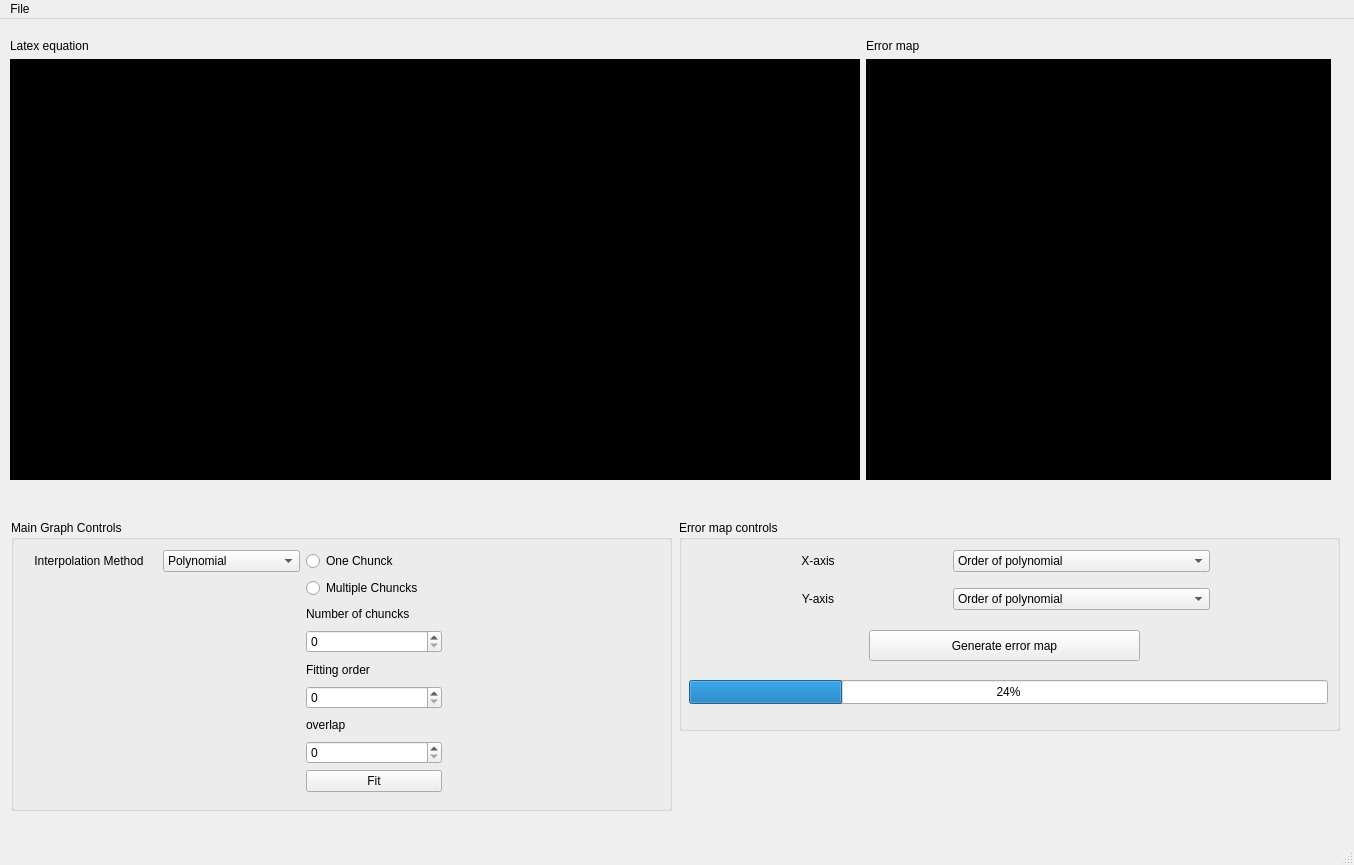
First picture: the form in GUI.ui, repository SandraAdel/Signal-Interpolation-and-Curve-Fitting-Accuracy-and-Efficacy-Illustrator, before the edit.
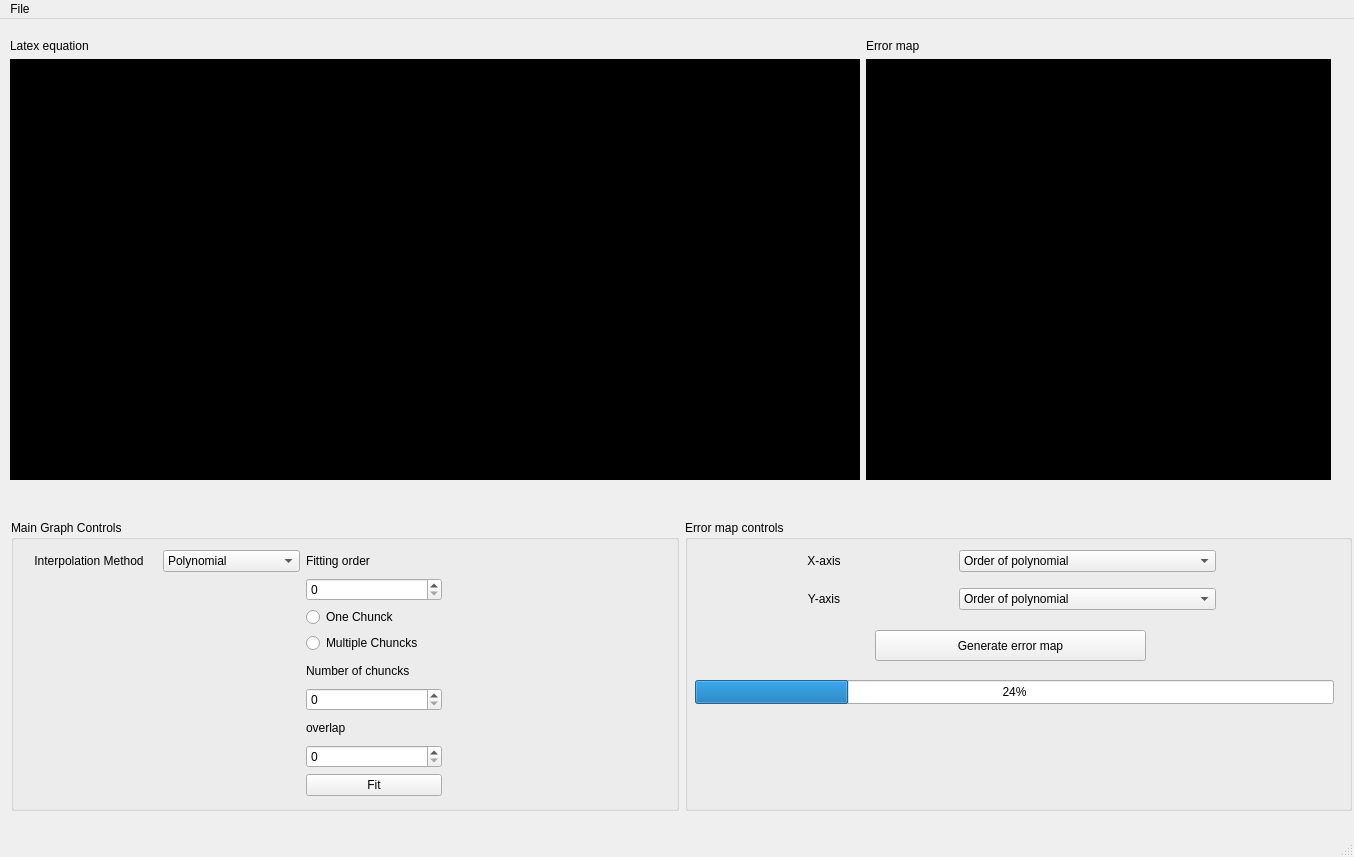
Second picture: the form after the edit. Icons and pictures are not drawn. Custom widgets are drawn as their Qt base class.

What changed in the file:
```diff
--- a/GUI.ui
+++ b/GUI.ui
@@ -7,7 +7,7 @@
     <x>0</x>
     <y>0</y>
     <width>1354</width>
-    <height>865</height>
+    <height>857</height>
    </rect>
   </property>
   <property name="windowTitle">
@@ -70,15 +70,18 @@
      </item>
     </layout>
    </widget>
-   <widget class="QGroupBox" name="mainGraphControlsGroupBox">
+   <widget class="QWidget" name="">
     <property name="geometry">
      <rect>
       <x>11</x>
       <y>501</y>
-      <width>661</width>
+      <width>1341</width>
       <height>291</height>
      </rect>
     </property>
+    <layout class="QGridLayout" name="gridLayout">
+     <item row="0" column="0">
+      <widget class="QGroupBox" name="mainGraphControlsGroupBox">
     <property name="title">
      <string>Main Graph Controls</string>
     </property>
@@ -88,24 +91,34 @@
        <x>10</x>
        <y>30</y>
        <width>421</width>
-       <height>242</height>
+          <height>246</height>
       </rect>
      </property>
      <layout class="QGridLayout" name="mainGraphControlsGridLayout">
-      <item row="8" column="2">
-       <widget class="QPushButton" name="polynomialFitPushButton">
-        <property name="text">
-         <string>Fit</string>
-        </property>
-       </widget>
-      </item>
-      <item row="0" column="2">
+         <item row="2" column="2">
        <widget class="QRadioButton" name="polynomialOneChunckRadioButton">
         <property name="text">
          <string>One Chunck</string>
         </property>
        </widget>
       </item>
+         <item row="3" column="2">
+          <widget class="QRadioButton" name="polynomialMultipleChuncksRadioButton">
+           <property name="text">
+            <string>Multiple Chuncks</string>
+           </property>
+          </widget>
+         </item>
+         <item row="0" column="0">
+          <widget class="QLabel" name="intetpolationMethodLabel">
+           <property name="text">
+            <string>Interpolation Method</string>
+           </property>
+           <property name="alignment">
+            <set>Qt::AlignCenter</set>
+           </property>
+          </widget>
+         </item>
       <item row="0" column="1">
        <widget class="QComboBox" name="interpolationMethodComboBox">
         <item>
@@ -120,65 +133,49 @@
         </item>
        </widget>
       </item>
-      <item row="0" column="0">
-       <widget class="QLabel" name="intetpolationMethodLabel">
-        <property name="text">
-         <string>Interpolation Method</string>
-        </property>
-        <property name="alignment">
-         <set>Qt::AlignCenter</set>
-        </property>
-       </widget>
-      </item>
-      <item row="5" column="2">
+         <item row="1" column="2">
        <widget class="QSpinBox" name="polynomialFittingOrderSpinBox"/>
       </item>
-      <item row="7" column="2">
+         <item row="0" column="2">
+          <widget class="QLabel" name="polynomialFittingOrderLabel">
+           <property name="text">
+            <string>Fitting order</string>
+           </property>
+          </widget>
+         </item>
+         <item row="10" column="2">
+          <widget class="QPushButton" name="polynomialFitPushButton">
+           <property name="text">
+            <string>Fit</string>
+           </property>
+          </widget>
+         </item>
+         <item row="5" column="2">
+          <widget class="QSpinBox" name="polynomialNumberOfChuncksSpinBox"/>
+         </item>
+         <item row="9" column="2">
        <widget class="QSpinBox" name="polynomialOerlapSpinBox"/>
       </item>
-      <item row="2" column="2">
+         <item row="4" column="2">
        <widget class="QLabel" name="polynomialNumberOfChuncksLabel">
         <property name="text">
          <string>Number of chuncks</string>
         </property>
        </widget>
       </item>
-      <item row="6" column="2">
+         <item row="8" column="2">
        <widget class="QLabel" name="polynomialOverlapLabel">
         <property name="text">
          <string>overlap</string>
         </property>
        </widget>
       </item>
-      <item row="4" column="2">
-       <widget class="QLabel" name="polynomialFittingOrderLabel">
-        <property name="text">
-         <string>Fitting order</string>
-        </property>
-       </widget>
-      </item>
-      <item row="3" column="2">
-       <widget class="QSpinBox" name="polynomialNumberOfChuncksSpinBox"/>
-      </item>
-      <item row="1" column="2">
-       <widget class="QRadioButton" name="polynomialMultipleChuncksRadioButton">
-        <property name="text">
-         <string>Multiple Chuncks</string>
-        </property>
-       </widget>
-      </item>
      </layout>
     </widget>
    </widget>
+     </item>
+     <item row="0" column="1">
    <widget class="QGroupBox" name="errorMapControlsGroupBox">
-    <property name="geometry">
-     <rect>
-      <x>679</x>
-      <y>501</y>
-      <width>661</width>
-      <height>211</height>
-     </rect>
-    </property>
     <property name="title">
      <string>Error map controls</string>
     </property>
@@ -294,6 +291,9 @@
       </item>
      </layout>
     </widget>
+      </widget>
+     </item>
+    </layout>
    </widget>
   </widget>
   <widget class="QMenuBar" name="menubar">
```
Lines whose indentation alone changed are shown as unchanged.
